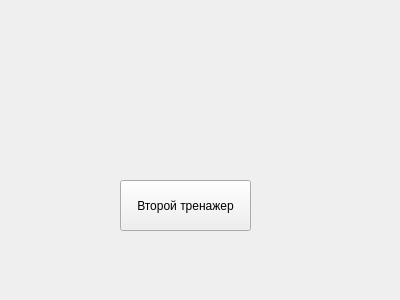
Above: MainInterface.ui from MichailKon/EmotionTrainer before the change. Below: the same form after it.
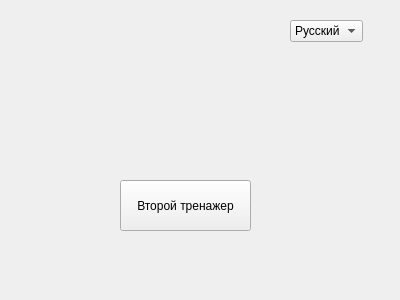
That is the form after the change.

The edit to the form file:
```diff
--- a/MainInterface.ui
+++ b/MainInterface.ui
@@ -26,6 +26,29 @@
     <string>Второй тренажер</string>
    </property>
   </widget>
+  <widget class="QComboBox" name="comboBox">
+   <property name="geometry">
+    <rect>
+     <x>290</x>
+     <y>20</y>
+     <width>73</width>
+     <height>22</height>
+    </rect>
+   </property>
+   <property name="currentText">
+    <string>Русский</string>
+   </property>
+   <item>
+    <property name="text">
+     <string>Русский</string>
+    </property>
+   </item>
+   <item>
+    <property name="text">
+     <string>English</string>
+    </property>
+   </item>
+  </widget>
  </widget>
  <resources/>
  <connections/>
```
Left out of the diff: 2 changed lines with no effect on the pictures.
